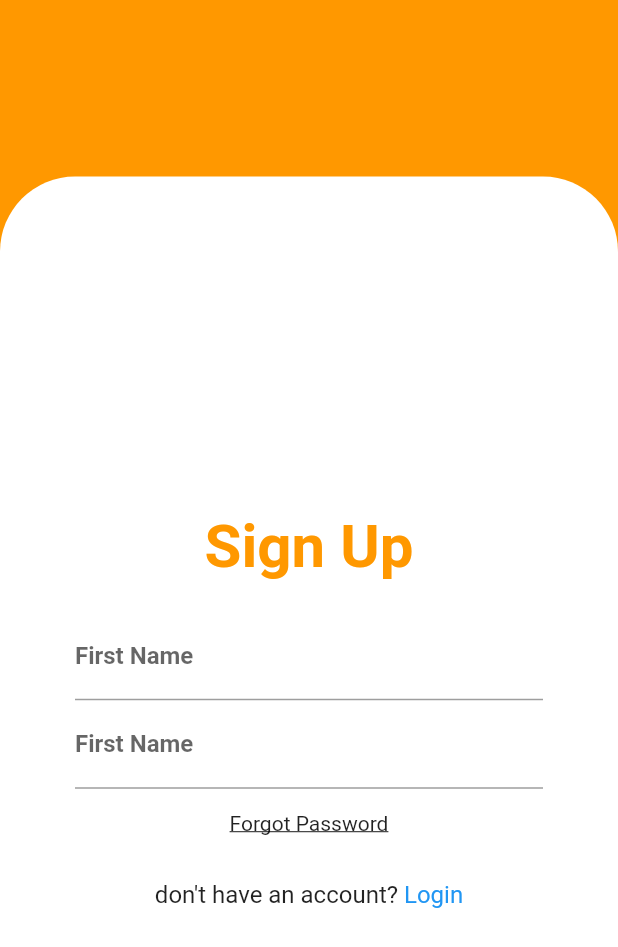
After one commit to mg143pavankumar/flutter-login-system, a Flutter app: the screen it shows after launch, after a tap on "Register", on a phone screen of 412 x 824 dp. The commit adds this screen. Shown: the top 947 px of the screen. Run offline on Flutter 3.47's test engine with Material 2 defaults, Android fonts, the phone set to English and light mode, and no system bars.

Commit message:
Added custom component

```diff
--- /dev/null
+++ b/lib/components/customTextFormField.dart
@@ -0,0 +1,28 @@
+import 'package:flutter/material.dart';
+
+class CustomTextFormField extends StatelessWidget {
+  final double size;
+  final bool obscureText;
+  final String labelName;
+
+
+  CustomTextFormField({
+    this.obscureText,
+    this.labelName,
+    this.size = 16.0,
+  });
+
+  @override
+  Widget build(BuildContext context) {
+    return TextFormField(
+      obscureText: obscureText,
+      decoration: InputDecoration(
+        labelText: labelName,
+        labelStyle: TextStyle(
+          fontSize: size,
+          fontWeight: FontWeight.bold,
+        ),
+      ),
+    );
+  }
+}
--- a/lib/pages/login.dart
+++ b/lib/pages/login.dart
@@ -1,5 +1,6 @@
 import 'package:flutter/cupertino.dart';
 import 'package:flutter/material.dart';
+import 'package:login_system/pages/signUp.dart';
 
 class Login extends StatefulWidget {
   @override
@@ -26,10 +27,22 @@ class _LoginState extends State<Login> {
                 height: 780,
                 padding: EdgeInsets.symmetric(horizontal: 50),
                 child: Form(
+                  child: Expanded(
                     child: Column(
                       crossAxisAlignment: CrossAxisAlignment.center,
                       mainAxisAlignment: MainAxisAlignment.center,
                       children: [
+                        Padding(
+                          padding: const EdgeInsets.symmetric(vertical: 20),
+                          child: Text(
+                            "Log In",
+                            style: TextStyle(
+                              color: Colors.orange,
+                              fontSize: 40,
+                              fontWeight: FontWeight.bold,
+                            ),
+                          ),
+                        ),
                         TextFormField(
                           keyboardType: TextInputType.number,
                           // TODO: Needed to add validation
@@ -101,7 +114,13 @@ class _LoginState extends State<Login> {
                                     fontWeight: FontWeight.w400,
                                   ),
                                 ),
-                              Text(
+                                GestureDetector(
+                                  onTap: () => {
+                                    Navigator.pushReplacement(context, MaterialPageRoute(
+                                      builder: (context) => SignUp(),
+                                    ))
+                                  },
+                                  child: Text(
                                     "Register",
                                     style: TextStyle(
                                       color: Colors.blue,
@@ -109,9 +128,11 @@ class _LoginState extends State<Login> {
                                       fontWeight: FontWeight.w400,
                                     ),
                                   ),
+                                ),
                               ]),
                         )
                       ],
+                    ),
                   ),
                 ),
               ),
--- /dev/null
+++ b/lib/pages/signUp.dart
@@ -0,0 +1,104 @@
+import "package:flutter/material.dart";
+import 'package:login_system/components/customTextFormField.dart';
+import 'package:login_system/pages/login.dart';
+
+class SignUp extends StatefulWidget {
+  @override
+  _SignUpState createState() => _SignUpState();
+}
+
+class _SignUpState extends State<SignUp> {
+  @override
+  Widget build(BuildContext context) {
+    return Scaffold(
+      backgroundColor: Colors.orange,
+      body: Stack(
+        children: [
+          Column(
+            children: [
+              Spacer(),
+              Expanded(
+                flex: 6,
+                child: Container(
+                  decoration: BoxDecoration(
+                    color: Colors.white,
+                    borderRadius: BorderRadius.only(
+                        topLeft: Radius.circular(50),
+                        topRight: Radius.circular(50)),
+                  ),
+                  height: 780,
+                  padding: EdgeInsets.symmetric(horizontal: 50),
+                  child: Form(
+                    child: Expanded(
+                      child: Column(
+                        crossAxisAlignment: CrossAxisAlignment.center,
+                        mainAxisAlignment: MainAxisAlignment.center,
+                        children: [
+                          Padding(
+                            padding: const EdgeInsets.symmetric(vertical: 20),
+                            child: Text(
+                              "Sign Up",
+                              style: TextStyle(
+                                color: Colors.orange,
+                                fontSize: 40,
+                                fontWeight: FontWeight.bold,
+                              ),
+                            ),
+                          ),
+                          CustomTextFormField(
+                            labelName: "First Name",
+                            obscureText: false,
+                          ),
+                          CustomTextFormField(
+                            labelName: "First Name",
+                            obscureText: false,
+                          ),
+                          Container(
+                            margin: const EdgeInsets.all(15),
+                            child: Text(
+                              "Forgot Password",
+                              style: TextStyle(
+                                decoration: TextDecoration.underline,
+                                fontSize: 14,
+                                fontWeight: FontWeight.w400,
+                              ),
+                            ),
+                          ),
+                          Container(
+                            margin: const EdgeInsets.all(15),
+                            child: Row(
+                                mainAxisAlignment: MainAxisAlignment.center,
+                                children: [
+                                  Text(
+                                    "don't have an account? ",
+                                    style: TextStyle(
+                                      fontSize: 16,
+                                      fontWeight: FontWeight.w400,
+                                    ),
+                                  ),
+                                  GestureDetector(
+                                    onTap: () => {},
+                                    child: Text(
+                                      "Login",
+                                      style: TextStyle(
+                                        color: Colors.blue,
+                                        fontSize: 16,
+                                        fontWeight: FontWeight.w400,
+                                      ),
+                                    ),
+                                  ),
+                                ]),
+                          )
+                        ],
+                      ),
+                    ),
+                  ),
+                ),
+              ),
+            ],
+          ),
+        ],
+      ),
+    );
+  }
+}
```
Lines whose indentation alone changed are shown as unchanged.
